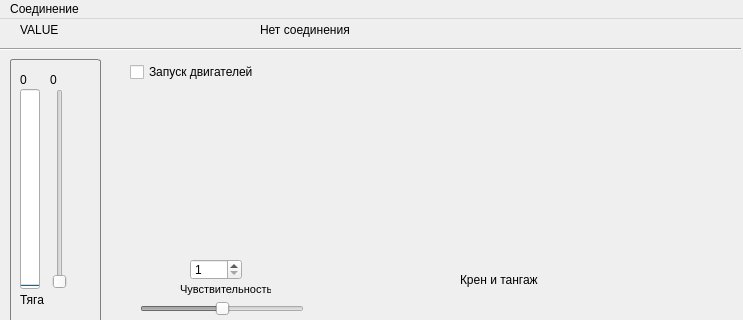
Qt form mainwindow.ui (alkiz/Q1_Control_Panel) before a commit; both pictures show x 0 to 743 and y 0 to 320 of the 743 by 489 pixel window.
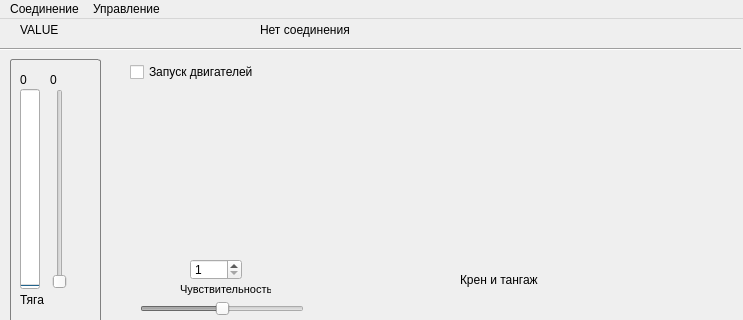
The same form after that commit. Icons and pictures are not drawn.

```diff
--- a/mainwindow.ui
+++ b/mainwindow.ui
@@ -535,7 +535,14 @@
     <addaction name="action_connect"/>
     <addaction name="action_3"/>
    </widget>
+   <widget class="QMenu" name="menu_2">
+    <property name="title">
+     <string>Управление</string>
+    </property>
+    <addaction name="action_keys"/>
+   </widget>
    <addaction name="menu"/>
+   <addaction name="menu_2"/>
   </widget>
   <widget class="QStatusBar" name="statusBar"/>
   <action name="action_3">
```
Left out of the diff: 11 changed lines with no effect on the pictures.
